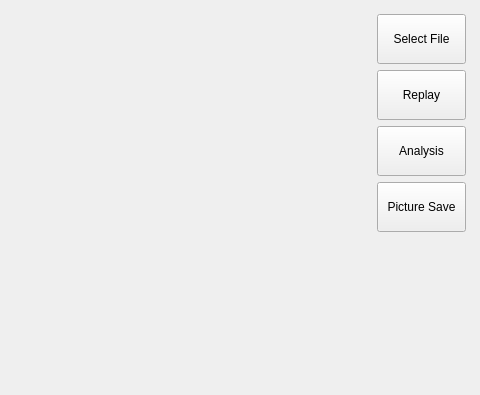
X-Ethan-X/Electronic-Mat, file src/utils/mainUI.ui: the form before one commit; both pictures show x 637 to 1117 and y 0 to 395 of the 1117 by 875 pixel window.
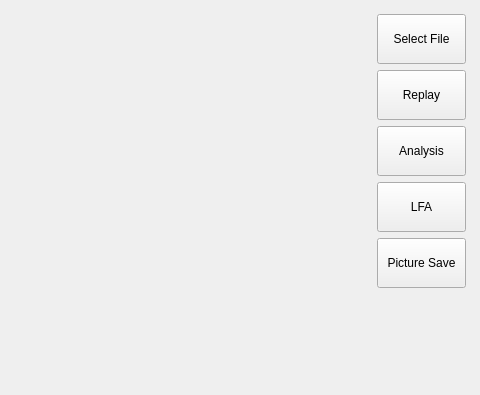
The form after the commit.

Commit message: Add Function for Drawing Low Frequency Amplitude Graph

```diff
--- a/src/utils/mainUI.ui
+++ b/src/utils/mainUI.ui
@@ -77,6 +77,19 @@
         </property>
        </widget>
       </item>
+      <item>
+       <widget class="QPushButton" name="button_low_frequency_amplitud">
+        <property name="minimumSize">
+         <size>
+          <width>0</width>
+          <height>50</height>
+         </size>
+        </property>
+        <property name="text">
+         <string>LFA</string>
+        </property>
+       </widget>
+      </item>
       <item>
        <widget class="QPushButton" name="button_pictures_save">
         <property name="minimumSize">
```
The commit also changes 11 other files.
